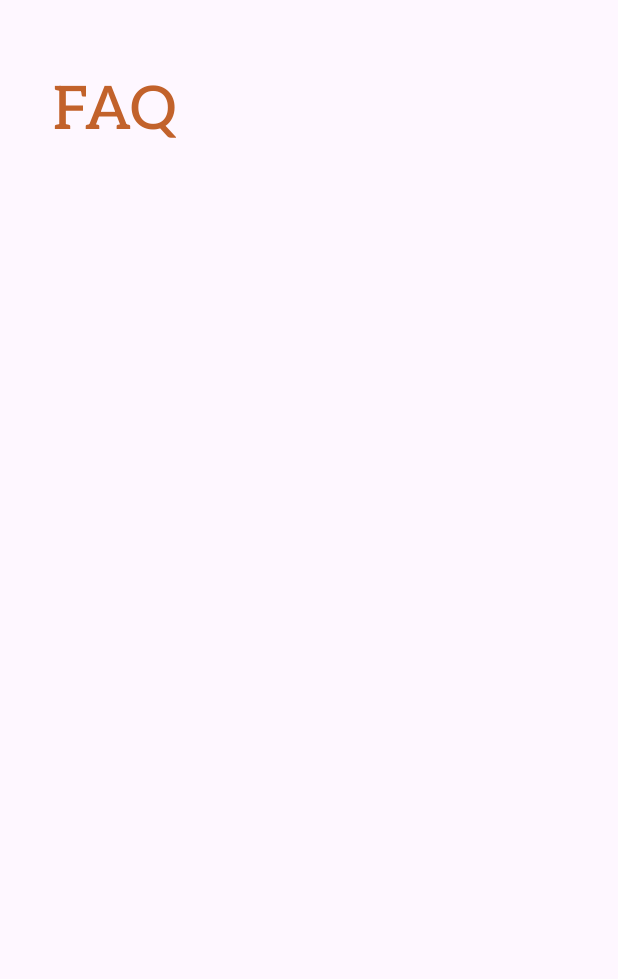
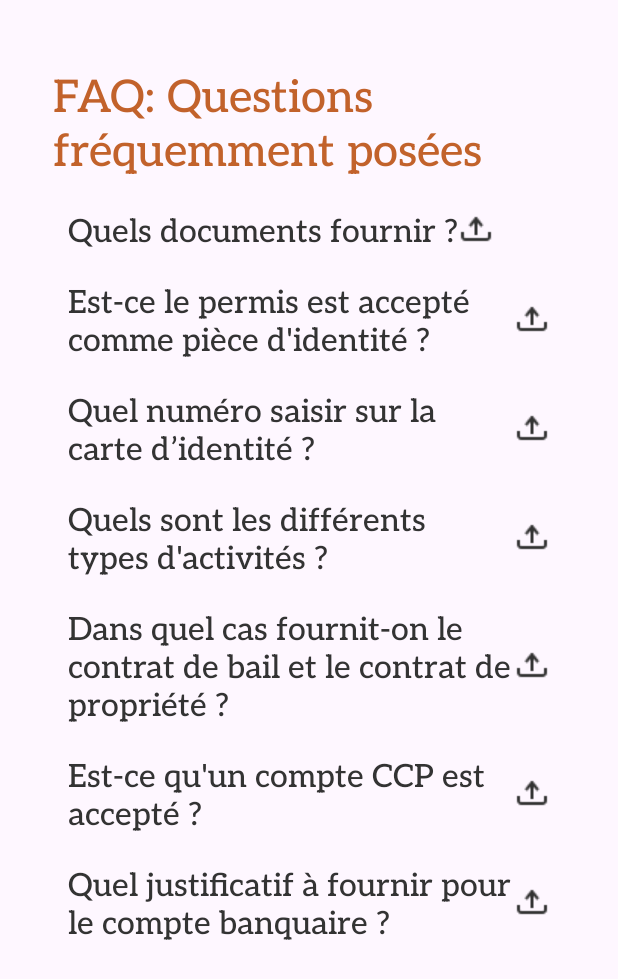
Before and after one commit to MahaBourada/Thiqa-Commercial-Register-Mobile-App, an Android app: the FaqActivity screen opened directly, with no data from a screen before it, on a phone screen of 412 x 824 dp. Before the commit the part shown is almost empty. Shown: the top 979 px of the screen. Run offline under Robolectric (Android 15) with nearby library versions, the phone set to English and light mode, and no system bars.

Commit message:
FAQ page (front and end) without the answers)

```diff
--- /dev/null
+++ b/app/src/main/java/com/example/miniprojet/ExpandableTextView.java
@@ -0,0 +1,53 @@
+package com.example.miniprojet;
+
+import android.content.Context;
+import android.util.AttributeSet;
+import android.view.View;
+import android.widget.LinearLayout;
+import android.widget.TextView;
+
+public class ExpandableTextView extends LinearLayout {
+    private TextView questionTextView;
+    private TextView answerTextView;
+
+    public ExpandableTextView(Context context) {
+        super(context);
+        init(context);
+    }
+
+    public ExpandableTextView(Context context, AttributeSet attrs) {
+        super(context, attrs);
+        init(context);
+    }
+
+    public ExpandableTextView(Context context, AttributeSet attrs, int defStyle) {
+        super(context, attrs, defStyle);
+        init(context);
+    }
+
+    private void init(Context context) {
+        View.inflate(context, R.layout.expandable_text_view, this);
+        questionTextView = findViewById(R.id.questionTextView);
+        answerTextView = findViewById(R.id.answerTextView);
+
+        setOrientation(VERTICAL);
+        setOnClickListener(new OnClickListener() {
+            @Override
+            public void onClick(View v) {
+                toggle();
+            }
+        });
+    }
+
+    public void setQuestion(String question) {
+        questionTextView.setText(question);
+    }
+
+    public void setAnswer(String answer) {
+        answerTextView.setText(answer);
+    }
+
+    public void toggle() {
+        answerTextView.setVisibility(answerTextView.getVisibility() == VISIBLE ? GONE : VISIBLE);
+    }
+}
--- a/app/src/main/java/com/example/miniprojet/FaqActivity.java
+++ b/app/src/main/java/com/example/miniprojet/FaqActivity.java
@@ -1,7 +1,6 @@
 package com.example.miniprojet;
 
 import android.os.Bundle;
-import android.widget.ImageButton;
 
 import androidx.appcompat.app.AppCompatActivity;
 
@@ -10,5 +9,34 @@ public class FaqActivity extends AppCompatActivity {
     protected void onCreate(Bundle savedInstanceState) {
         super.onCreate(savedInstanceState);
         setContentView(R.layout.activity_faq);
+
+        ExpandableTextView expandableTextView1 = findViewById(R.id.expandableTextView1);
+        expandableTextView1.setQuestion("Quels documents fournir ?");
+        expandableTextView1.setAnswer("Reponse 1");
+
+        ExpandableTextView expandableTextView2 = findViewById(R.id.expandableTextView2);
+        expandableTextView2.setQuestion("Est-ce le permis est accepté comme pièce d'identité ?");
+        expandableTextView2.setAnswer("Reponse 2");
+
+        ExpandableTextView expandableTextView3 = findViewById(R.id.expandableTextView3);
+        expandableTextView3.setQuestion("Quel numéro saisir sur la carte d’identité ?");
+        expandableTextView3.setAnswer("Reponse 3");
+
+        ExpandableTextView expandableTextView4 = findViewById(R.id.expandableTextView4);
+        expandableTextView4.setQuestion("Quels sont les différents types d'activités ?");
+        expandableTextView4.setAnswer("Reponse 4");
+
+        ExpandableTextView expandableTextView5 = findViewById(R.id.expandableTextView5);
+        expandableTextView5.setQuestion("Dans quel cas fournit-on le contrat de bail et le contrat de propriété ?");
+        expandableTextView5.setAnswer("Reponse 5");
+
+        ExpandableTextView expandableTextView6 = findViewById(R.id.expandableTextView6);
+        expandableTextView6.setQuestion("Est-ce qu'un compte CCP est accepté ?");
+        expandableTextView6.setAnswer("Reponse 6");
+
+        ExpandableTextView expandableTextView7 = findViewById(R.id.expandableTextView7);
+        expandableTextView7.setQuestion("Quel justificatif à fournir pour le compte banquaire ?");
+        expandableTextView7.setAnswer("Reponse 7");
+
     }
 }
--- a/app/src/main/java/com/example/miniprojet/model/DemandesHandler.java
+++ b/app/src/main/java/com/example/miniprojet/model/DemandesHandler.java
@@ -114,7 +114,7 @@ public class DemandesHandler extends SQLiteOpenHelper {
             do {
                 Demandes contact = new Demandes();
                 contact.setId(Integer.parseInt(cursor.getString(0)));
-                contact.setNomEntreprise(cursor.getString(1));
+                contact.setNomEntreprise(cursor.getString(3));
                 contact.setEtat(cursor.getString(8));
                 // Adding contact to list
                 contactList.add(contact);
--- a/app/src/main/res/layout/activity_faq.xml
+++ b/app/src/main/res/layout/activity_faq.xml
@@ -14,14 +14,54 @@
         <TextView
             android:layout_width="wrap_content"
             android:layout_height="wrap_content"
-            android:text="FAQ"
-            android:textSize="40sp"
+            android:text="FAQ: Questions fréquemment posées"
+            android:textSize="30sp"
             android:layout_marginTop="40dp"
             android:layout_marginHorizontal="35dp"
             android:textColor="@color/orange_secondary"
             android:fontFamily="@font/aleo"
             />
 
+        <com.example.miniprojet.ExpandableTextView
+            android:id="@+id/expandableTextView1"
+            android:layout_width="match_parent"
+            android:layout_height="wrap_content"
+            android:orientation="vertical" />
 
+        <com.example.miniprojet.ExpandableTextView
+            android:id="@+id/expandableTextView2"
+            android:layout_width="match_parent"
+            android:layout_height="wrap_content"
+            android:orientation="vertical" />
+
+        <com.example.miniprojet.ExpandableTextView
+            android:id="@+id/expandableTextView3"
+            android:layout_width="match_parent"
+            android:layout_height="wrap_content"
+            android:orientation="vertical" />
+
+        <com.example.miniprojet.ExpandableTextView
+            android:id="@+id/expandableTextView4"
+            android:layout_width="match_parent"
+            android:layout_height="wrap_content"
+            android:orientation="vertical" />
+
+        <com.example.miniprojet.ExpandableTextView
+            android:id="@+id/expandableTextView5"
+            android:layout_width="match_parent"
+            android:layout_height="wrap_content"
+            android:orientation="vertical" />
+
+        <com.example.miniprojet.ExpandableTextView
+            android:id="@+id/expandableTextView6"
+            android:layout_width="match_parent"
+            android:layout_height="wrap_content"
+            android:orientation="vertical" />
+
+        <com.example.miniprojet.ExpandableTextView
+            android:id="@+id/expandableTextView7"
+            android:layout_width="match_parent"
+            android:layout_height="wrap_content"
+            android:orientation="vertical" />
     </LinearLayout>
 </ScrollView>
--- /dev/null
+++ b/app/src/main/res/layout/expandable_text_view.xml
@@ -0,0 +1,29 @@
+<?xml version="1.0" encoding="utf-8"?>
+<merge xmlns:android="http://schemas.android.com/apk/res/android">
+
+    <TextView
+        android:id="@+id/questionTextView"
+        android:layout_width="wrap_content"
+        android:layout_height="wrap_content"
+        android:textColor="@color/black"
+        android:textSize="21sp"
+        android:layout_marginTop="15dp"
+        android:layout_marginHorizontal="45dp"
+        android:fontFamily="@font/aleo"
+        android:drawableRight="@drawable/upload"
+        />
+
+    <TextView
+        android:id="@+id/answerTextView"
+        android:layout_width="wrap_content"
+        android:layout_height="wrap_content"
+        android:textColor="@color/black"
+        android:textSize="19sp"
+        android:layout_marginTop="15dp"
+        android:layout_marginBottom="50dp"
+        android:layout_marginHorizontal="50dp"
+        android:fontFamily="@font/aleo"
+        android:visibility="gone"
+        />
+
+</merge>
```
